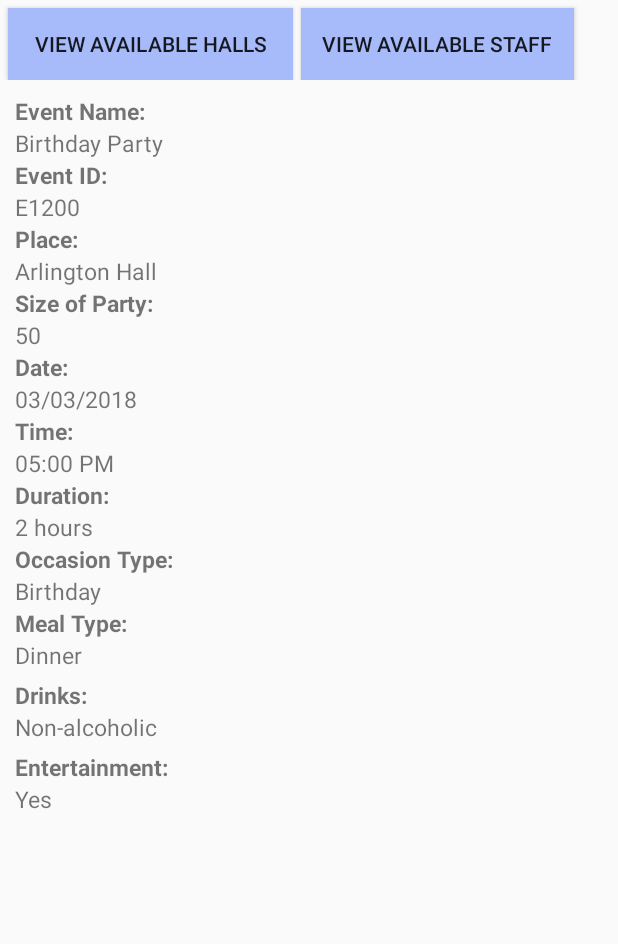
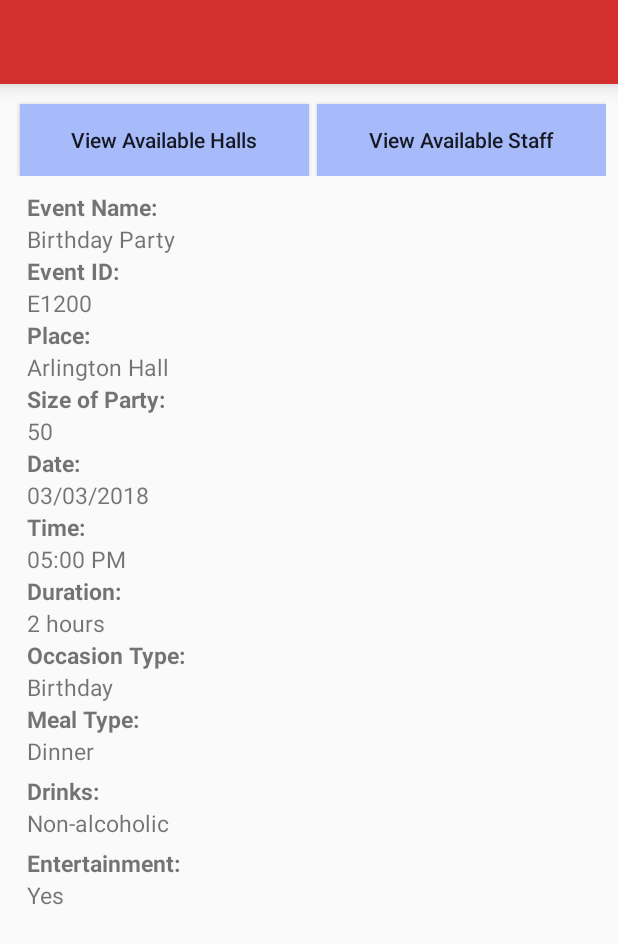
Before and after one commit to vikram-tandon-4/CateringManagementSystem, an Android app: the layout event_details.xml on its own in the app's theme, with its tools: preview values and no code run, on a phone screen of 412 x 824 dp. Shown: the top 944 px of the screen. Run offline under Robolectric (Android 15) with nearby library versions, the phone set to English and light mode, and no system bars.

Commit message:
Event Details Activity
1. Added activity
2. Added toolbar and scrollview

```diff
--- a/CateringSystem/app/src/main/res/layout/event_details.xml
+++ b/CateringSystem/app/src/main/res/layout/event_details.xml
@@ -1,9 +1,25 @@
 <?xml version="1.0" encoding="utf-8"?>
 <LinearLayout
-    xmlns:android="http://schemas.android.com/apk/res/android" android:layout_width="match_parent"
+    xmlns:android="http://schemas.android.com/apk/res/android"
+    android:layout_width="match_parent"
     xmlns:tools="http://schemas.android.com/tools"
     android:layout_height="match_parent"
     android:orientation="vertical">
+
+    <include
+        android:id="@+id/toolbar"
+        layout="@layout/toolbar" />
+
+    <ScrollView
+        android:layout_width="match_parent"
+        android:layout_height="match_parent"
+        android:fillViewport="true">
+
+    <LinearLayout
+         android:layout_width="match_parent"
+        android:layout_height="match_parent"
+        android:orientation="vertical"
+        android:padding="@dimen/dp10">
 
     <LinearLayout
         android:layout_width="match_parent"
@@ -11,19 +27,23 @@
         android:orientation="horizontal">
 
         <Button
-            android:layout_width="190dp"
+            android:layout_width="0dp"
+            android:layout_weight="1"
             android:layout_height="wrap_content"
             android:layout_marginLeft="5dp"
+            android:textAllCaps="false"
             android:layout_marginTop="5dp"
             android:background="#a7baf9"
             android:text="View Available Halls" />
 
         <Button
             android:id="@+id/button"
-            android:layout_width="182dp"
+            android:layout_width="0dp"
+            android:layout_weight="1"
             android:layout_height="wrap_content"
             android:layout_marginLeft="5dp"
             android:layout_marginTop="5dp"
+            android:textAllCaps="false"
             android:background="#a7baf9"
             android:text="View Available Staff" />
     </LinearLayout>
@@ -264,5 +284,6 @@
         tools:layout_editor_absoluteY="16dp"
         />
 
-
 </LinearLayout>
+</ScrollView>
+</LinearLayout>
--- a/CateringSystem/app/src/main/res/values/strings.xml
+++ b/CateringSystem/app/src/main/res/values/strings.xml
@@ -7,6 +7,7 @@
     <string name="assigned_events">Assigned Events</string>
     <string name="forgot_password">Forgot Password</string>
     <string name="login">Login</string>
+    <string name="event_details">Event Details</string>
 
     <string-array name="category_array">
         <item>Caterer</item>
```
Also changed, not shown: CateringSystem/app/src/main/AndroidManifest.xml (+7 -0 lines), CateringSystem/app/src/main/java/team4/softwareengineering/com/cateringsystem/activity/EventDetailsActivity.java (added, +72 -0 lines).
